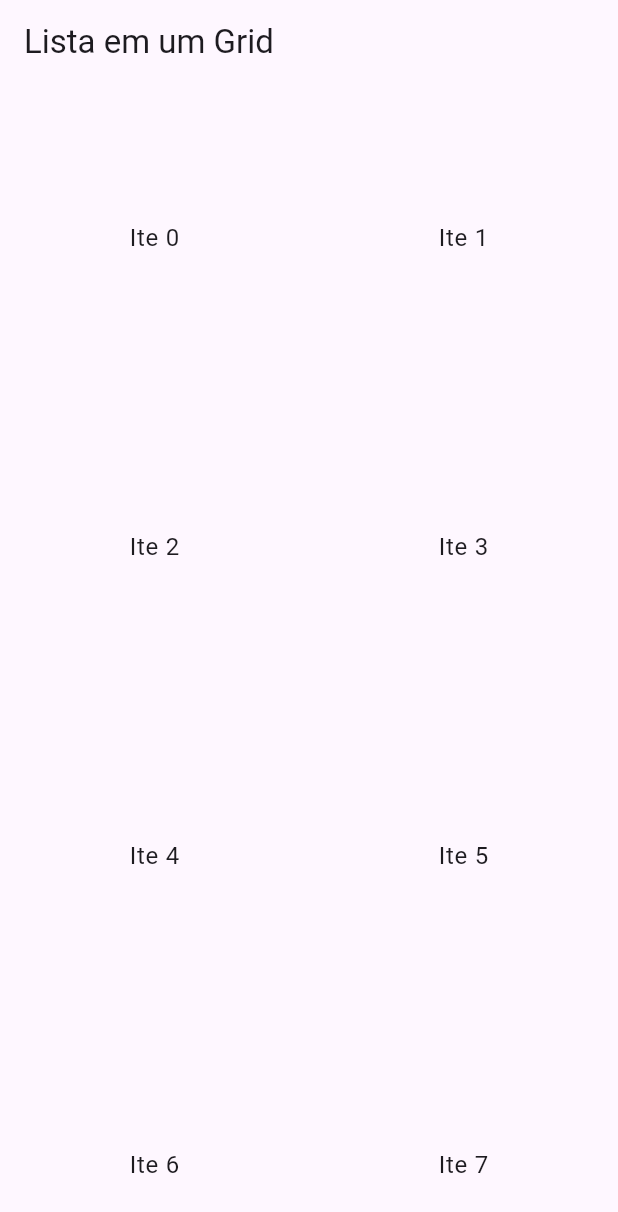
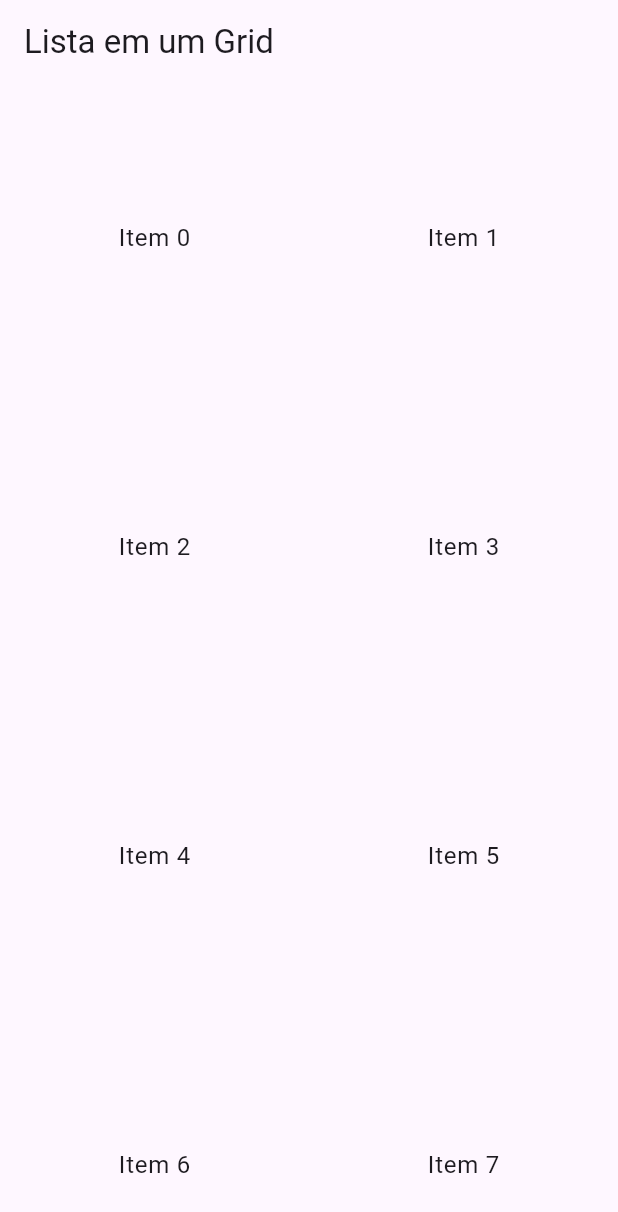
Before and after one commit to vianabrun/gridview-1, a Flutter app: the screen it shows after launch, on a phone screen of 412 x 824 dp. Shown: the top 1212 px of the screen. Run offline on Flutter 3.47's test engine with Material 3 defaults, Android fonts, the phone set to English and light mode, and no system bars.

Commit message:
Update main.dart

```diff
--- a/lib/main.dart
+++ b/lib/main.dart
@@ -21,7 +21,7 @@ class MyApp extends StatelessWidget {
           children: List.generate(100, (index) {
             return Center(
               child: Text(
-                'Ite $index',
+                'Item $index',
                 style: Theme.of(context).textTheme.bodyText1,
               ),
             );
```
